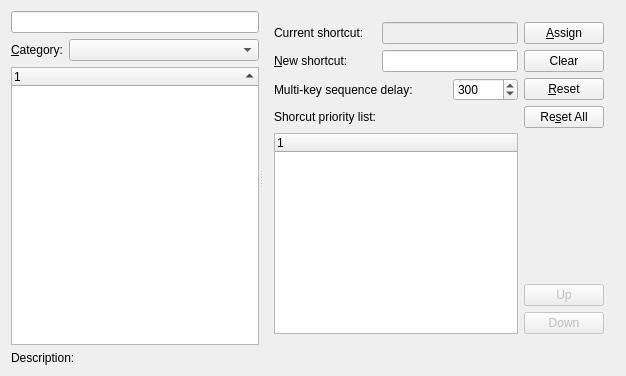
This is src/Gui/DlgKeyboard.ui in ipatch/FreeCAD as Qt 5 draws it before an edit. The edited form follows.
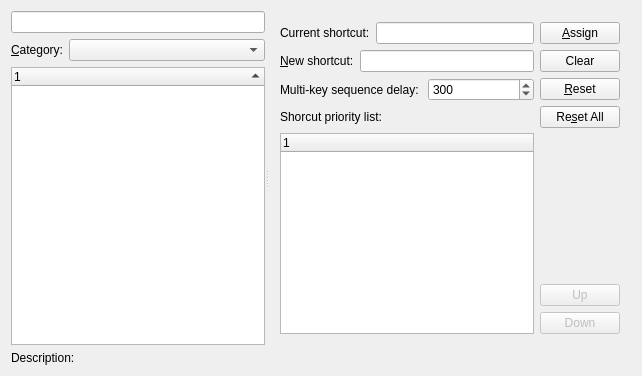
This is the edited form. Custom widgets are drawn as their Qt base class.

Patch:
```diff
--- a/src/Gui/DlgKeyboard.ui
+++ b/src/Gui/DlgKeyboard.ui
@@ -6,7 +6,7 @@
    <rect>
     <x>0</x>
     <y>0</y>
-    <width>626</width>
+    <width>642</width>
     <height>376</height>
    </rect>
   </property>
@@ -94,53 +94,31 @@
          <property name="bottomMargin">
           <number>0</number>
          </property>
-         <item row="1" column="0">
+         <item row="4" column="1" colspan="2">
+          <widget class="QLabel" name="label">
+           <property name="toolTip">
+            <string/>
+           </property>
+           <property name="text">
+            <string>Multi-key sequence delay: </string>
+           </property>
+          </widget>
+         </item>
+         <item row="1" column="1">
           <widget class="QLabel" name="textLabelShortcut">
            <property name="text">
             <string>Current shortcut:</string>
            </property>
           </widget>
          </item>
-         <item row="5" column="0">
-          <widget class="QLabel" name="textLabelAssigned">
-           <property name="minimumSize">
-            <size>
-             <width>0</width>
-             <height>20</height>
-            </size>
-           </property>
-           <property name="toolTip">
-            <string>This list shows commands having the same shortcut in the priority from hight
-to low. If more than one command with the same shortcut are active at the
-same time. The one with the highest prioirty will be triggered.</string>
-           </property>
-           <property name="text">
-            <string>Shorcut priority list:</string>
-           </property>
-          </widget>
-         </item>
-         <item row="3" column="0">
-          <widget class="QLabel" name="textLabelNewShortcut">
-           <property name="text">
-            <string>&amp;New shortcut:</string>
-           </property>
-           <property name="buddy">
-            <cstring>editShortcut</cstring>
-           </property>
-          </widget>
-         </item>
-         <item row="1" column="1" colspan="2">
-          <widget class="Gui::AccelLineEdit" name="accelLineEditShortcut">
-           <property name="enabled">
-            <bool>false</bool>
-           </property>
-          </widget>
-         </item>
-         <item row="3" column="1" colspan="2">
-          <widget class="Gui::AccelLineEdit" name="editShortcut"/>
-         </item>
-         <item row="4" column="2">
+         <item row="4" column="3">
           <widget class="Gui::PrefSpinBox" name="shortcutTimeout">
+           <property name="sizePolicy">
+            <sizepolicy hsizetype="Expanding" vsizetype="Fixed">
+             <horstretch>0</horstretch>
+             <verstretch>0</verstretch>
+            </sizepolicy>
+           </property>
            <property name="minimumSize">
             <size>
              <width>50</width>
@@ -169,17 +147,7 @@
            </property>
           </widget>
          </item>
-         <item row="4" column="0" colspan="2">
-          <widget class="QLabel" name="label">
-           <property name="toolTip">
-            <string/>
-           </property>
-           <property name="text">
-            <string>Multi-key sequence delay: </string>
-           </property>
-          </widget>
-         </item>
-         <item row="6" column="0" colspan="3">
+         <item row="6" column="1" colspan="3">
           <widget class="QTreeWidget" name="assignedTreeWidget">
            <property name="minimumSize">
             <size>
@@ -200,6 +168,48 @@
            </column>
           </widget>
          </item>
+         <item row="1" column="2" colspan="2">
+          <widget class="Gui::AccelLineEdit" name="accelLineEditShortcut">
+           <property name="readOnly">
+            <bool>true</bool>
+           </property>
+          </widget>
+         </item>
+         <item row="3" column="1" colspan="3">
+          <layout class="QHBoxLayout" name="horizontalLayout_4">
+           <item>
+            <widget class="QLabel" name="textLabelNewShortcut">
+             <property name="text">
+              <string>&amp;New shortcut:</string>
+             </property>
+             <property name="buddy">
+              <cstring>editShortcut</cstring>
+             </property>
+            </widget>
+           </item>
+           <item>
+            <widget class="Gui::AccelLineEdit" name="editShortcut"/>
+           </item>
+          </layout>
+         </item>
+         <item row="5" column="1" colspan="3">
+          <widget class="QLabel" name="textLabelAssigned">
+           <property name="minimumSize">
+            <size>
+             <width>0</width>
+             <height>20</height>
+            </size>
+           </property>
+           <property name="toolTip">
+            <string>This list shows commands having the same shortcut in the priority from hight
+to low. If more than one command with the same shortcut are active at the
+same time. The one with the highest prioirty will be triggered.</string>
+           </property>
+           <property name="text">
+            <string>Shorcut priority list:</string>
+           </property>
+          </widget>
+         </item>
         </layout>
        </item>
        <item>
```
Left out of the diff: 1 changed line with no effect on the pictures.
